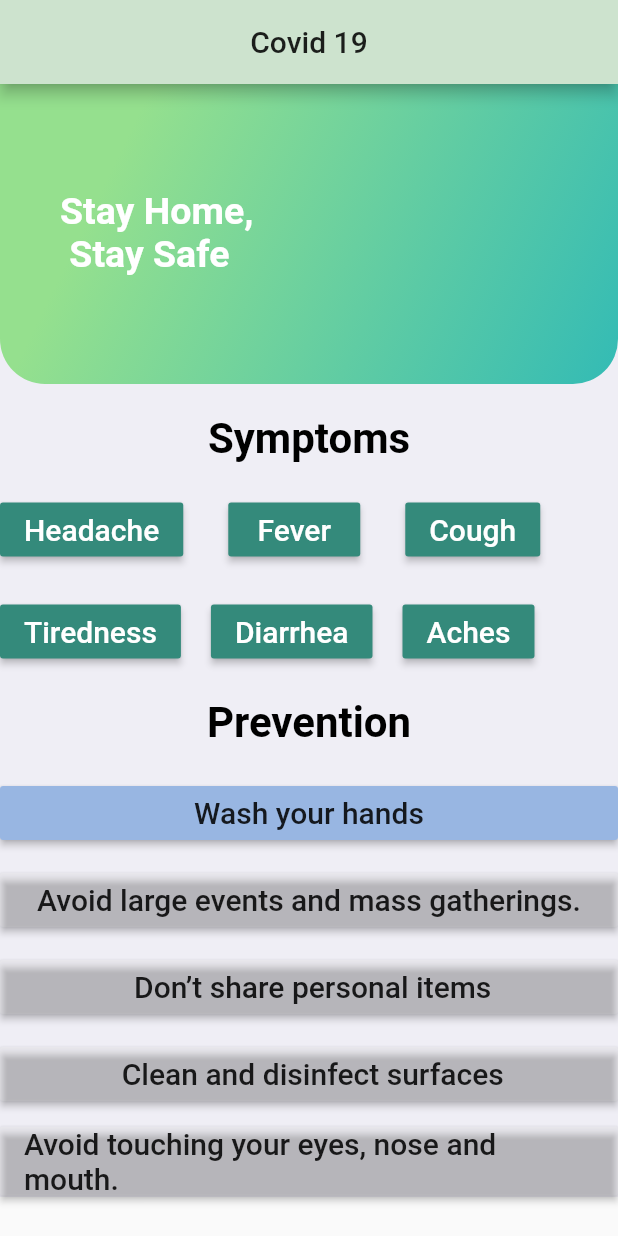
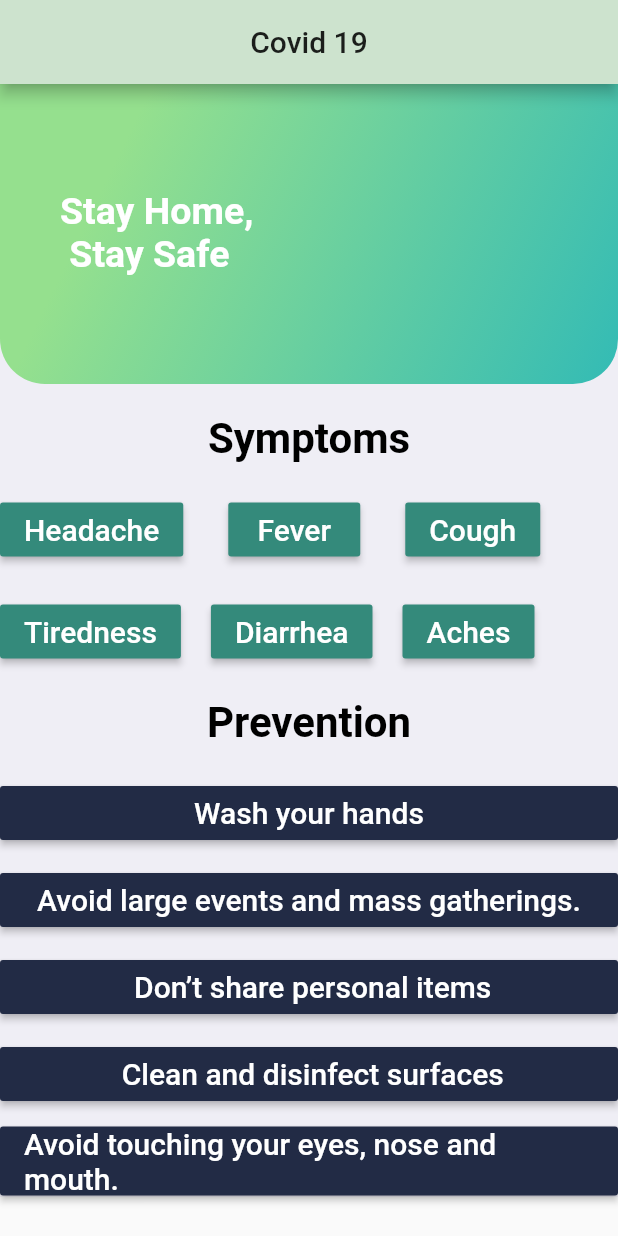
Before and after one commit to FahimMuntashir/Covid19-FlutterUI, a Flutter app: the screen it shows after launch, on a phone screen of 412 x 824 dp. Run offline on Flutter 3.47's test engine with Material 2 defaults, Android fonts, the phone set to English and light mode, and no system bars; Roboto replaces fonts that are missing (Helvetica).

Commit message:
update color

```diff
--- a/lib/main.dart
+++ b/lib/main.dart
@@ -214,7 +214,7 @@ class _MyHomePageState extends State<MyHomePage> {
               ),
               RaisedButton(
                 splashColor: Colors.teal,
-                color: Color(0xFF98B6E2),
+                color: Color(0xFF222B45),
                 onPressed: () {
                   Navigator.push(
                     context,
@@ -227,7 +227,7 @@ class _MyHomePageState extends State<MyHomePage> {
                 },
                 child: Text(
                   'Wash your hands',
-                  style: TextStyle(fontSize: 20.0),
+                  style: TextStyle(fontSize: 20.0, color: Colors.white),
                 ),
               ),
               SizedBox(
@@ -235,7 +235,7 @@ class _MyHomePageState extends State<MyHomePage> {
               ),
               RaisedButton(
                 splashColor: Colors.teal,
-                color: Colors.white10,
+                color: Color(0xFF222B45),
                 onPressed: () {
                   Navigator.push(
                     context,
@@ -248,7 +248,7 @@ class _MyHomePageState extends State<MyHomePage> {
                 },
                 child: Text(
                   'Avoid large events and mass gatherings.',
-                  style: TextStyle(fontSize: 20.0),
+                  style: TextStyle(fontSize: 20.0, color: Colors.white),
                 ),
               ),
               SizedBox(
@@ -256,7 +256,7 @@ class _MyHomePageState extends State<MyHomePage> {
               ),
               RaisedButton(
                 splashColor: Colors.teal,
-                color: Colors.white10,
+                color: Color(0xFF222B45),
                 onPressed: () {
                   Navigator.push(
                     context,
@@ -269,7 +269,10 @@ class _MyHomePageState extends State<MyHomePage> {
                 },
                 child: Text(
                   ' Don’t share personal items',
-                  style: TextStyle(fontSize: 20.0),
+                  style: TextStyle(
+                    fontSize: 20.0,
+                    color: Colors.white,
+                  ),
                 ),
               ),
               SizedBox(
@@ -277,7 +280,7 @@ class _MyHomePageState extends State<MyHomePage> {
               ),
               RaisedButton(
                 splashColor: Colors.teal,
-                color: Colors.white10,
+                color: Color(0xFF222B45),
                 onPressed: () {
                   Navigator.push(
                     context,
@@ -290,7 +293,10 @@ class _MyHomePageState extends State<MyHomePage> {
                 },
                 child: Text(
                   ' Clean and disinfect surfaces',
-                  style: TextStyle(fontSize: 20.0),
+                  style: TextStyle(
+                    fontSize: 20.0,
+                    color: Colors.white,
+                  ),
                 ),
               ),
               SizedBox(
@@ -298,7 +304,7 @@ class _MyHomePageState extends State<MyHomePage> {
               ),
               RaisedButton(
                 splashColor: Colors.teal,
-                color: Colors.white10,
+                color: Color(0xFF222B45),
                 onPressed: () {
                   Navigator.push(
                     context,
@@ -311,7 +317,10 @@ class _MyHomePageState extends State<MyHomePage> {
                 },
                 child: Text(
                   'Avoid touching your eyes, nose and mouth.',
-                  style: TextStyle(fontSize: 20.0),
+                  style: TextStyle(
+                    fontSize: 20.0,
+                    color: Colors.white,
+                  ),
                 ),
               ),
 
```
